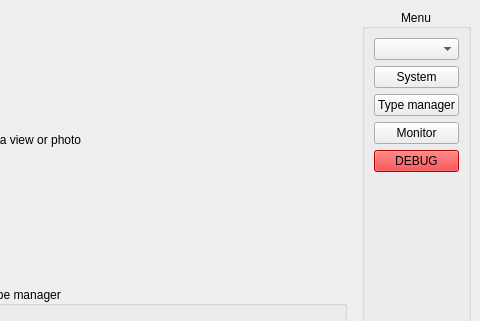
Qt form ControlGUI/src/GUI/mainwindow.ui (VinTRiZz/RemoteObjectDetector) before a commit; both pictures show x 320 to 800 and y 0 to 321 of the 800 by 600 pixel window.
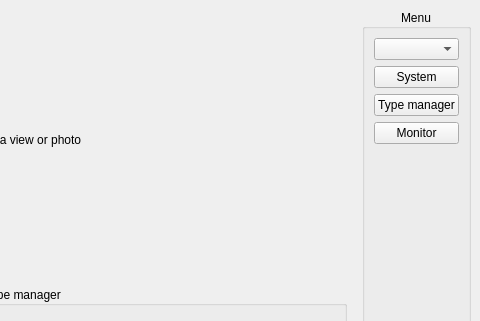
The same form after that commit.

What changed in the file:
```diff
--- a/ControlGUI/src/GUI/mainwindow.ui
+++ b/ControlGUI/src/GUI/mainwindow.ui
@@ -313,16 +313,6 @@
          </property>
         </widget>
        </item>
-       <item>
-        <widget class="QPushButton" name="DEBUG_pushButton">
-         <property name="styleSheet">
-          <string notr="true">background-color: red;</string>
-         </property>
-         <property name="text">
-          <string>DEBUG</string>
-         </property>
-        </widget>
-       </item>
        <item>
         <spacer name="verticalSpacer">
          <property name="orientation">
```
